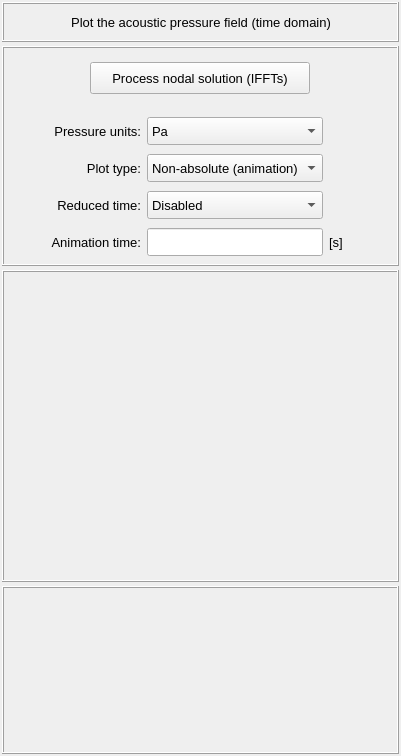
Before: the Qt Designer form vibra/interface/data/ui_files/plots/acoustic/acoustic_nodal_solution_3d_plot_time_inputs.ui in MOPT-UFSC/VIBRA, drawn with Qt 5.
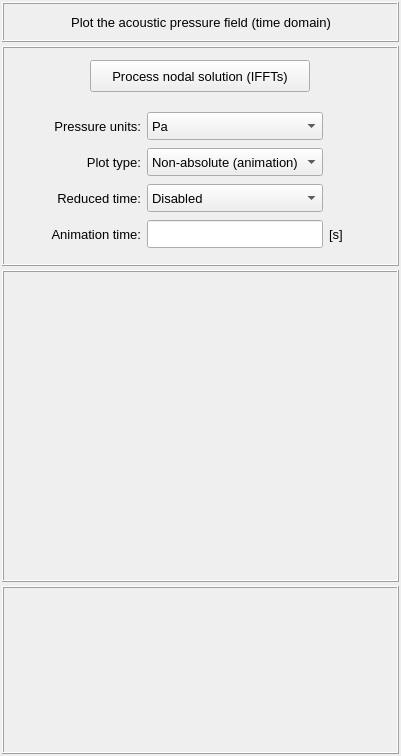
After: the same form once the commit is applied.

```diff
--- a/vibra/interface/data/ui_files/plots/acoustic/acoustic_nodal_solution_3d_plot_time_inputs.ui
+++ b/vibra/interface/data/ui_files/plots/acoustic/acoustic_nodal_solution_3d_plot_time_inputs.ui
@@ -146,13 +146,13 @@
             <property name="minimumSize">
              <size>
               <width>0</width>
-              <height>52</height>
+              <height>48</height>
              </size>
             </property>
             <property name="maximumSize">
              <size>
               <width>16777215</width>
-              <height>52</height>
+              <height>48</height>
              </size>
             </property>
             <property name="frameShape">
@@ -241,7 +241,7 @@
               <number>0</number>
              </property>
              <property name="bottomMargin">
-              <number>0</number>
+              <number>6</number>
              </property>
              <item row="3" column="4">
               <widget class="QLabel" name="label_animation_time_unit">
```
